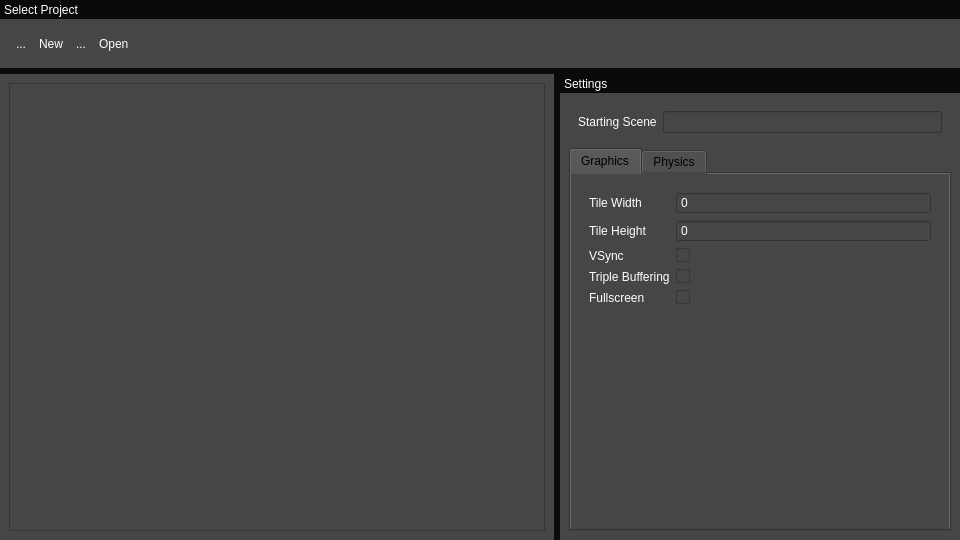
Above: bin/ProjectEditor.ui from Tristeon/Tristeon before the change. Below: the same form after it.
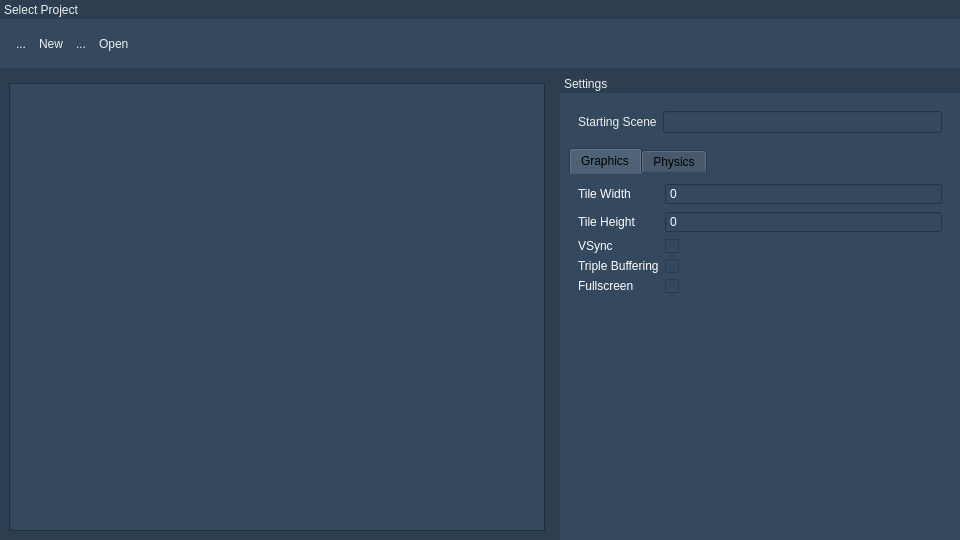
That is the form after the change. Icons and pictures are not drawn.

Commit message: Applied color palette

The edit to the form file:
```diff
--- a/bin/ProjectEditor.ui
+++ b/bin/ProjectEditor.ui
@@ -16,18 +16,18 @@
      <colorrole role="WindowText">
       <brush brushstyle="SolidPattern">
        <color alpha="255">
-        <red>255</red>
-        <green>255</green>
-        <blue>255</blue>
+        <red>236</red>
+        <green>240</green>
+        <blue>241</blue>
        </color>
       </brush>
      </colorrole>
      <colorrole role="Button">
       <brush brushstyle="SolidPattern">
        <color alpha="255">
-        <red>10</red>
-        <green>10</green>
-        <blue>10</blue>
+        <red>44</red>
+        <green>62</green>
+        <blue>80</blue>
        </color>
       </brush>
      </colorrole>
@@ -70,9 +70,9 @@
      <colorrole role="Text">
       <brush brushstyle="SolidPattern">
        <color alpha="255">
-        <red>255</red>
-        <green>255</green>
-        <blue>255</blue>
+        <red>236</red>
+        <green>240</green>
+        <blue>241</blue>
        </color>
       </brush>
      </colorrole>
@@ -88,27 +88,27 @@
      <colorrole role="ButtonText">
       <brush brushstyle="SolidPattern">
        <color alpha="255">
-        <red>255</red>
-        <green>255</green>
-        <blue>255</blue>
+        <red>236</red>
+        <green>240</green>
+        <blue>241</blue>
        </color>
       </brush>
      </colorrole>
      <colorrole role="Base">
       <brush brushstyle="SolidPattern">
        <color alpha="255">
-        <red>10</red>
-        <green>10</green>
-        <blue>10</blue>
+        <red>44</red>
+        <green>62</green>
+        <blue>80</blue>
        </color>
       </brush>
      </colorrole>
      <colorrole role="Window">
       <brush brushstyle="SolidPattern">
        <color alpha="255">
-        <red>10</red>
-        <green>10</green>
-        <blue>10</blue>
+        <red>44</red>
+        <green>62</green>
+        <blue>80</blue>
        </color>
       </brush>
      </colorrole>
@@ -162,18 +162,18 @@
      <colorrole role="WindowText">
       <brush brushstyle="SolidPattern">
        <color alpha="255">
-        <red>255</red>
-        <green>255</green>
-        <blue>255</blue>
+        <red>236</red>
+        <green>240</green>
+        <blue>241</blue>
        </color>
       </brush>
      </colorrole>
      <colorrole role="Button">
       <brush brushstyle="SolidPattern">
        <color alpha="255">
-        <red>10</red>
-        <green>10</green>
-        <blue>10</blue>
+        <red>44</red>
+        <green>62</green>
+        <blue>80</blue>
        </color>
       </brush>
      </colorrole>
@@ -216,9 +216,9 @@
      <colorrole role="Text">
       <brush brushstyle="SolidPattern">
        <color alpha="255">
-        <red>255</red>
-        <green>255</green>
-        <blue>255</blue>
+        <red>236</red>
+        <green>240</green>
+        <blue>241</blue>
        </color>
       </brush>
      </colorrole>
@@ -234,27 +234,27 @@
      <colorrole role="ButtonText">
       <brush brushstyle="SolidPattern">
        <color alpha="255">
-        <red>255</red>
-        <green>255</green>
-        <blue>255</blue>
+        <red>236</red>
+        <green>240</green>
+        <blue>241</blue>
        </color>
       </brush>
      </colorrole>
      <colorrole role="Base">
       <brush brushstyle="SolidPattern">
        <color alpha="255">
-        <red>10</red>
-        <green>10</green>
-        <blue>10</blue>
+        <red>44</red>
+        <green>62</green>
+        <blue>80</blue>
        </color>
       </brush>
      </colorrole>
      <colorrole role="Window">
       <brush brushstyle="SolidPattern">
        <color alpha="255">
-        <red>10</red>
-        <green>10</green>
-        <blue>10</blue>
+        <red>44</red>
+        <green>62</green>
+        <blue>80</blue>
        </color>
       </brush>
      </colorrole>
@@ -308,18 +308,18 @@
      <colorrole role="WindowText">
       <brush brushstyle="SolidPattern">
        <color alpha="255">
-        <red>255</red>
-        <green>255</green>
-        <blue>255</blue>
+        <red>236</red>
+        <green>240</green>
+        <blue>241</blue>
        </color>
       </brush>
      </colorrole>
      <colorrole role="Button">
       <brush brushstyle="SolidPattern">
        <color alpha="255">
-        <red>10</red>
-        <green>10</green>
-        <blue>10</blue>
+        <red>44</red>
+        <green>62</green>
+        <blue>80</blue>
        </color>
       </brush>
      </colorrole>
@@ -362,9 +362,9 @@
      <colorrole role="Text">
       <brush brushstyle="SolidPattern">
        <color alpha="255">
-        <red>255</red>
-        <green>255</green>
-        <blue>255</blue>
+        <red>236</red>
+        <green>240</green>
+        <blue>241</blue>
        </color>
       </brush>
      </colorrole>
@@ -380,27 +380,27 @@
      <colorrole role="ButtonText">
       <brush brushstyle="SolidPattern">
        <color alpha="255">
-        <red>255</red>
-        <green>255</green>
-        <blue>255</blue>
+        <red>236</red>
+        <green>240</green>
+        <blue>241</blue>
        </color>
       </brush>
      </colorrole>
      <colorrole role="Base">
       <brush brushstyle="SolidPattern">
        <color alpha="255">
-        <red>10</red>
-        <green>10</green>
-        <blue>10</blue>
+        <red>44</red>
+        <green>62</green>
+        <blue>80</blue>
        </color>
       </brush>
      </colorrole>
      <colorrole role="Window">
       <brush brushstyle="SolidPattern">
        <color alpha="255">
-        <red>10</red>
-        <green>10</green>
-        <blue>10</blue>
+        <red>44</red>
+        <green>62</green>
+        <blue>80</blue>
        </color>
       </brush>
      </colorrole>
@@ -465,8 +465,9 @@
    <string>MainWindow</string>
   </property>
   <property name="styleSheet">
-   <string notr="true">background-color: rgb(10, 10, 10);
-color: rgb(255, 255, 255);</string>
+   <string notr="true">background-color: rgb(44, 62, 80);
+border-color: rgb(52, 152, 219);
+color: rgb(236, 240, 241);</string>
   </property>
   <property name="toolButtonStyle">
    <enum>Qt::ToolButtonIconOnly</enum>
@@ -497,8 +498,7 @@
     <enum>Qt::StrongFocus</enum>
    </property>
    <property name="styleSheet">
-    <string notr="true">background-color: rgb(70, 70, 70);
-</string>
+    <string notr="true"/>
    </property>
    <layout class="QGridLayout" name="gridLayout_2">
     <item row="0" column="0">
@@ -530,6 +530,9 @@
        <property name="tabletTracking">
         <bool>true</bool>
        </property>
+       <property name="styleSheet">
+        <string notr="true">background-color: rgb(52, 73, 94);</string>
+       </property>
        <layout class="QVBoxLayout" name="verticalLayout_2"/>
       </widget>
      </widget>
@@ -556,8 +559,7 @@
     <bool>true</bool>
    </property>
    <property name="styleSheet">
-    <string notr="true">background-color: rgb(70, 70, 70);
-</string>
+    <string notr="true"/>
    </property>
    <property name="features">
     <set>QDockWidget::NoDockWidgetFeatures</set>
@@ -578,6 +580,9 @@
     <property name="tabletTracking">
      <bool>true</bool>
     </property>
+    <property name="styleSheet">
+     <string notr="true">background-color: rgb(52, 73, 94);</string>
+    </property>
     <layout class="QHBoxLayout" name="horizontalLayout_3">
      <property name="topMargin">
       <number>9</number>
@@ -690,8 +695,7 @@
     </size>
    </property>
    <property name="styleSheet">
-    <string notr="true">background-color: rgb(70, 70, 70);
-</string>
+    <string notr="true"/>
    </property>
    <property name="features">
     <set>QDockWidget::NoDockWidgetFeatures</set>
@@ -706,6 +710,9 @@
     <number>2</number>
    </attribute>
    <widget class="QWidget" name="settings_dock">
+    <property name="styleSheet">
+     <string notr="true">background-color: rgb(52, 73, 94);</string>
+    </property>
     <layout class="QGridLayout" name="gridLayout">
      <property name="leftMargin">
       <number>0</number>
@@ -763,6 +770,21 @@
             <string>Graphics</string>
            </attribute>
            <layout class="QGridLayout" name="gridLayout_3">
+            <property name="leftMargin">
+             <number>0</number>
+            </property>
+            <property name="topMargin">
+             <number>0</number>
+            </property>
+            <property name="rightMargin">
+             <number>0</number>
+            </property>
+            <property name="bottomMargin">
+             <number>0</number>
+            </property>
+            <property name="spacing">
+             <number>0</number>
+            </property>
             <item row="0" column="0">
              <widget class="QWidget" name="graphics_contents" native="true">
               <layout class="QFormLayout" name="formLayout">
```
The commit also changes 15 other files.
